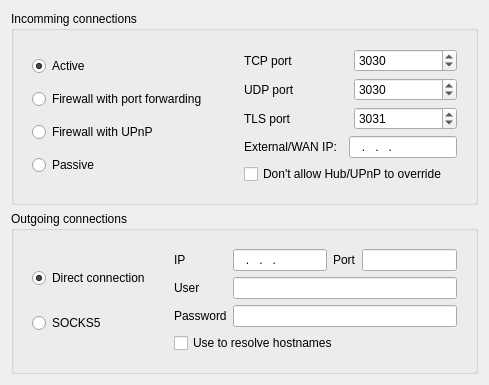
This is eiskaltdcpp/ui/UISettingsConnection.ui in eiskaltdcpp/eiskaltdcpp as Qt 5 draws it before an edit. The edited form follows.
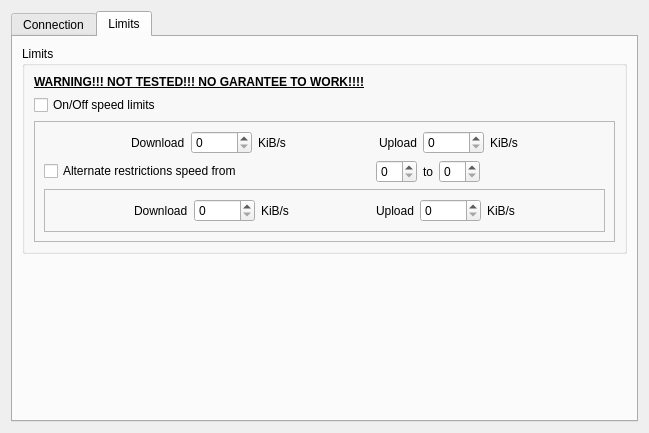
This is the edited form. The open tabs and pages were chosen to show the change.

```diff
--- a/eiskaltdcpp/ui/UISettingsConnection.ui
+++ b/eiskaltdcpp/ui/UISettingsConnection.ui
@@ -6,15 +6,25 @@
    <rect>
     <x>0</x>
     <y>0</y>
-    <width>489</width>
-    <height>333</height>
+    <width>649</width>
+    <height>421</height>
    </rect>
   </property>
   <property name="windowTitle">
    <string>Form</string>
   </property>
   <layout class="QGridLayout" name="gridLayout">
-   <item row="0" column="0">
+   <item row="1" column="0">
+    <widget class="QTabWidget" name="tabWidget">
+     <property name="currentIndex">
+      <number>0</number>
+     </property>
+     <widget class="QWidget" name="tab">
+      <attribute name="title">
+       <string>Connection</string>
+      </attribute>
+      <layout class="QVBoxLayout" name="verticalLayout">
+       <item>
     <widget class="QGroupBox" name="groupBox">
      <property name="title">
       <string>Incomming connections</string>
@@ -163,7 +173,7 @@
      </layout>
     </widget>
    </item>
-   <item row="3" column="0">
+       <item>
     <widget class="QGroupBox" name="groupBox_2">
      <property name="title">
       <string>Outgoing connections</string>
@@ -266,6 +276,324 @@
        </widget>
       </item>
      </layout>
+        </widget>
+       </item>
+      </layout>
+     </widget>
+     <widget class="QWidget" name="tab_2">
+      <attribute name="title">
+       <string>Limits</string>
+      </attribute>
+      <layout class="QVBoxLayout" name="verticalLayout_2">
+       <item>
+        <widget class="QGroupBox" name="groupBox_3">
+         <property name="sizePolicy">
+          <sizepolicy hsizetype="Expanding" vsizetype="Expanding">
+           <horstretch>0</horstretch>
+           <verstretch>0</verstretch>
+          </sizepolicy>
+         </property>
+         <property name="title">
+          <string>Limits</string>
+         </property>
+         <layout class="QVBoxLayout" name="verticalLayout_3">
+          <item>
+           <widget class="QLabel" name="label_18">
+            <property name="font">
+             <font>
+              <weight>75</weight>
+              <bold>true</bold>
+              <underline>true</underline>
+             </font>
+            </property>
+            <property name="text">
+             <string>WARNING!!! NOT TESTED!!! NO GARANTEE TO WORK!!!!</string>
+            </property>
+           </widget>
+          </item>
+          <item>
+           <widget class="QCheckBox" name="checkBox_THROTTLE_ENABLE">
+            <property name="text">
+             <string>On/Off speed limits</string>
+            </property>
+           </widget>
+          </item>
+          <item>
+           <widget class="QFrame" name="frame_3">
+            <property name="sizePolicy">
+             <sizepolicy hsizetype="Expanding" vsizetype="Expanding">
+              <horstretch>0</horstretch>
+              <verstretch>0</verstretch>
+             </sizepolicy>
+            </property>
+            <property name="frameShape">
+             <enum>QFrame::StyledPanel</enum>
+            </property>
+            <property name="frameShadow">
+             <enum>QFrame::Raised</enum>
+            </property>
+            <layout class="QVBoxLayout" name="verticalLayout_4">
+             <item>
+              <layout class="QHBoxLayout" name="horizontalLayout_2">
+               <item>
+                <spacer name="horizontalSpacer_8">
+                 <property name="orientation">
+                  <enum>Qt::Horizontal</enum>
+                 </property>
+                 <property name="sizeHint" stdset="0">
+                  <size>
+                   <width>40</width>
+                   <height>20</height>
+                  </size>
+                 </property>
+                </spacer>
+               </item>
+               <item>
+                <widget class="QLabel" name="label_11">
+                 <property name="text">
+                  <string>Download</string>
+                 </property>
+                </widget>
+               </item>
+               <item>
+                <widget class="QSpinBox" name="spinBox_DOWN_LIMIT_NORMAL">
+                 <property name="maximum">
+                  <number>15000</number>
+                 </property>
+                </widget>
+               </item>
+               <item>
+                <widget class="QLabel" name="label_14">
+                 <property name="text">
+                  <string>KiB/s</string>
+                 </property>
+                </widget>
+               </item>
+               <item>
+                <spacer name="horizontalSpacer_2">
+                 <property name="orientation">
+                  <enum>Qt::Horizontal</enum>
+                 </property>
+                 <property name="sizeHint" stdset="0">
+                  <size>
+                   <width>40</width>
+                   <height>20</height>
+                  </size>
+                 </property>
+                </spacer>
+               </item>
+               <item>
+                <widget class="QLabel" name="label_12">
+                 <property name="text">
+                  <string>Upload</string>
+                 </property>
+                </widget>
+               </item>
+               <item>
+                <widget class="QSpinBox" name="spinBox_UP_LIMIT_NORMAL">
+                 <property name="maximum">
+                  <number>15000</number>
+                 </property>
+                </widget>
+               </item>
+               <item>
+                <widget class="QLabel" name="label_15">
+                 <property name="text">
+                  <string>KiB/s</string>
+                 </property>
+                </widget>
+               </item>
+               <item>
+                <spacer name="horizontalSpacer_6">
+                 <property name="orientation">
+                  <enum>Qt::Horizontal</enum>
+                 </property>
+                 <property name="sizeHint" stdset="0">
+                  <size>
+                   <width>40</width>
+                   <height>20</height>
+                  </size>
+                 </property>
+                </spacer>
+               </item>
+              </layout>
+             </item>
+             <item>
+              <layout class="QHBoxLayout" name="horizontalLayout_3">
+               <item>
+                <widget class="QCheckBox" name="checkBox_TIME_DEPENDENT_THROTTLE">
+                 <property name="text">
+                  <string>Alternate restrictions speed from </string>
+                 </property>
+                </widget>
+               </item>
+               <item>
+                <spacer name="horizontalSpacer_3">
+                 <property name="orientation">
+                  <enum>Qt::Horizontal</enum>
+                 </property>
+                 <property name="sizeHint" stdset="0">
+                  <size>
+                   <width>40</width>
+                   <height>20</height>
+                  </size>
+                 </property>
+                </spacer>
+               </item>
+               <item>
+                <widget class="QSpinBox" name="spinBox_BANDWIDTH_LIMIT_START">
+                 <property name="maximum">
+                  <number>23</number>
+                 </property>
+                </widget>
+               </item>
+               <item>
+                <widget class="QLabel" name="label_13">
+                 <property name="text">
+                  <string>to</string>
+                 </property>
+                </widget>
+               </item>
+               <item>
+                <widget class="QSpinBox" name="spinBox_BANDWIDTH_LIMIT_END">
+                 <property name="maximum">
+                  <number>23</number>
+                 </property>
+                </widget>
+               </item>
+               <item>
+                <spacer name="horizontalSpacer_4">
+                 <property name="orientation">
+                  <enum>Qt::Horizontal</enum>
+                 </property>
+                 <property name="sizeHint" stdset="0">
+                  <size>
+                   <width>40</width>
+                   <height>20</height>
+                  </size>
+                 </property>
+                </spacer>
+               </item>
+              </layout>
+             </item>
+             <item>
+              <widget class="QFrame" name="frame_4">
+               <property name="frameShape">
+                <enum>QFrame::StyledPanel</enum>
+               </property>
+               <property name="frameShadow">
+                <enum>QFrame::Raised</enum>
+               </property>
+               <layout class="QVBoxLayout" name="verticalLayout_5">
+                <item>
+                 <layout class="QHBoxLayout" name="horizontalLayout">
+                  <item>
+                   <spacer name="horizontalSpacer_7">
+                    <property name="orientation">
+                     <enum>Qt::Horizontal</enum>
+                    </property>
+                    <property name="sizeHint" stdset="0">
+                     <size>
+                      <width>40</width>
+                      <height>20</height>
+                     </size>
+                    </property>
+                   </spacer>
+                  </item>
+                  <item>
+                   <widget class="QLabel" name="label_9">
+                    <property name="text">
+                     <string>Download</string>
+                    </property>
+                   </widget>
+                  </item>
+                  <item>
+                   <widget class="QSpinBox" name="spinBox_DOWN_LIMIT_TIME">
+                    <property name="maximum">
+                     <number>15000</number>
+                    </property>
+                   </widget>
+                  </item>
+                  <item>
+                   <widget class="QLabel" name="label_16">
+                    <property name="text">
+                     <string>KiB/s</string>
+                    </property>
+                   </widget>
+                  </item>
+                  <item>
+                   <spacer name="horizontalSpacer">
+                    <property name="orientation">
+                     <enum>Qt::Horizontal</enum>
+                    </property>
+                    <property name="sizeHint" stdset="0">
+                     <size>
+                      <width>40</width>
+                      <height>20</height>
+                     </size>
+                    </property>
+                   </spacer>
+                  </item>
+                  <item>
+                   <widget class="QLabel" name="label_10">
+                    <property name="text">
+                     <string>Upload</string>
+                    </property>
+                   </widget>
+                  </item>
+                  <item>
+                   <widget class="QSpinBox" name="spinBox_UP_LIMIT_TIME">
+                    <property name="maximum">
+                     <number>15000</number>
+                    </property>
+                   </widget>
+                  </item>
+                  <item>
+                   <widget class="QLabel" name="label_17">
+                    <property name="text">
+                     <string>KiB/s</string>
+                    </property>
+                   </widget>
+                  </item>
+                  <item>
+                   <spacer name="horizontalSpacer_5">
+                    <property name="orientation">
+                     <enum>Qt::Horizontal</enum>
+                    </property>
+                    <property name="sizeHint" stdset="0">
+                     <size>
+                      <width>40</width>
+                      <height>20</height>
+                     </size>
+                    </property>
+                   </spacer>
+                  </item>
+                 </layout>
+                </item>
+               </layout>
+              </widget>
+             </item>
+            </layout>
+           </widget>
+          </item>
+         </layout>
+        </widget>
+       </item>
+       <item>
+        <spacer name="verticalSpacer">
+         <property name="orientation">
+          <enum>Qt::Vertical</enum>
+         </property>
+         <property name="sizeHint" stdset="0">
+          <size>
+           <width>20</width>
+           <height>40</height>
+          </size>
+         </property>
+        </spacer>
+       </item>
+      </layout>
+     </widget>
     </widget>
    </item>
   </layout>
```
Lines whose indentation alone changed are shown as unchanged.
